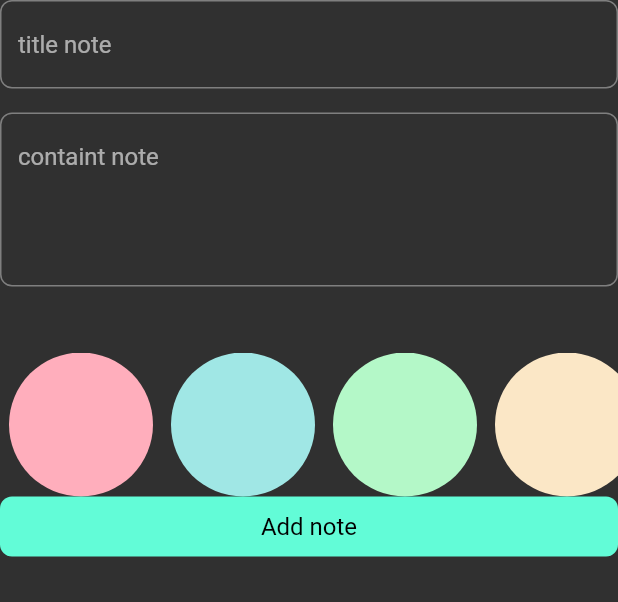
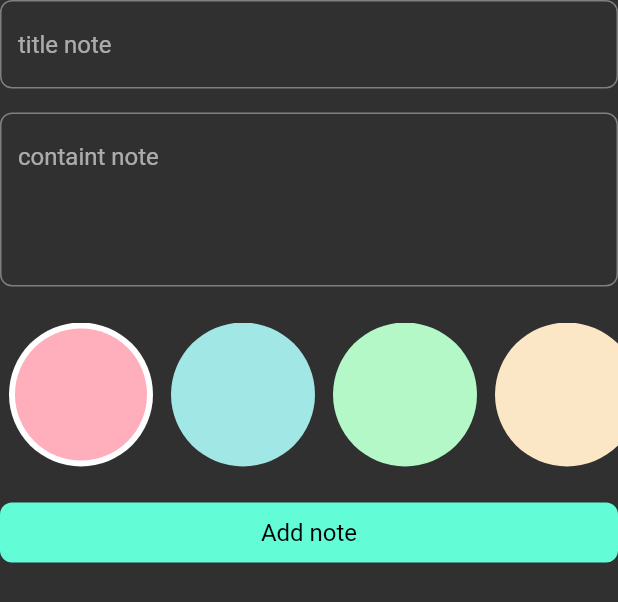
Before and after one commit to MuhammedGhazi/my_notes, a Flutter app: the AddNoteForm widget shown alone on an empty page, opened directly, on a phone screen of 412 x 824 dp. Shown: the top 602 px of the screen. Run offline on Flutter 3.47's test engine with Material 2 defaults, Android fonts, the phone set to English and light mode, and no system bars; our stand-ins replace dartz, flutter_bloc, sqflite; accounts and stored records are empty.

Commit message:
end notes app

```diff
--- a/lib/core/constantes.dart
+++ b/lib/core/constantes.dart
@@ -1,6 +1,6 @@
 import 'package:flutter/material.dart';
 
-const kPrimaryColor = Color(0xff62fcd7);
+const kPrimaryColor2 = Color(0xff62fcd7);
 const kListColors = [
   0xffFFAEBC,
   0xffA0E7E5,
--- a/lib/features/home/data/models/note_model.dart
+++ b/lib/features/home/data/models/note_model.dart
@@ -4,7 +4,7 @@ class NoteModel {
   String title;
   String subtitle;
   final String date;
-  final int color;
+  int color;
 
   NoteModel(
       {required this.title,
--- a/lib/features/home/presentaion/manage/cubits/add_note_cubit/add_note_cubit.dart
+++ b/lib/features/home/presentaion/manage/cubits/add_note_cubit/add_note_cubit.dart
@@ -1,4 +1,5 @@
-import 'package:meta/meta.dart';
+import 'package:flutter/material.dart';
+// import 'package:meta/meta.dart';
 import 'package:flutter_bloc/flutter_bloc.dart';
 import 'package:my_notes/features/home/data/models/note_model.dart';
 import 'package:my_notes/features/home/data/repos/note_repo_empl.dart';
@@ -8,7 +9,7 @@ part 'add_note_state.dart';
 class AddNoteCubit extends Cubit<AddNoteState> {
   AddNoteCubit() : super(AddNoteInitial());
   bool isLoading = false;
-
+  Color color = const Color(0xffA0E7E5);
   addNote(NoteModel noteModel) {
     emit(AddNoteLoading());
     try {
--- a/lib/features/home/presentaion/manage/cubits/update_note/update_note_cubit.dart
+++ b/lib/features/home/presentaion/manage/cubits/update_note/update_note_cubit.dart
@@ -1,5 +1,6 @@
+import 'package:flutter/material.dart';
 import 'package:flutter_bloc/flutter_bloc.dart';
-import 'package:meta/meta.dart';
+
 import 'package:my_notes/features/home/data/models/note_model.dart';
 import 'package:my_notes/features/home/data/repos/note_repo_empl.dart';
 
@@ -7,7 +8,7 @@ part 'update_note_state.dart';
 
 class UpdateNoteCubit extends Cubit<UpdateNoteState> {
   UpdateNoteCubit() : super(UpdateNoteInitial());
-
+  Color color = const Color(0xffA0E7E5);
   updateNote({required NoteModel note, required String oldTitle}) {
     NoteRepoEmpl noteRepoEmpl = NoteRepoEmpl();
     noteRepoEmpl.updateNote(note, oldTitle);
--- a/lib/features/home/presentaion/views/widgets/add_note_form.dart
+++ b/lib/features/home/presentaion/views/widgets/add_note_form.dart
@@ -6,6 +6,7 @@ import 'package:my_notes/features/home/data/models/note_model.dart';
 import 'package:my_notes/features/home/presentaion/manage/cubits/add_note_cubit/add_note_cubit.dart';
 import 'package:my_notes/features/home/presentaion/manage/cubits/notes_cubit/notes_cubit.dart';
 
+import 'color_item.dart';
 import 'custom_button.dart';
 import 'custom_text_field.dart';
 
@@ -46,9 +47,12 @@ class _AddNoteFormState extends State<AddNoteForm> {
             maxline: 4,
           ),
           const SizedBox(
-            height: 44,
+            height: 24,
           ),
-          const SizedBox(height: 48 * 2, child: ListColors()),
+          const SizedBox(height: 48 * 2, child: AddNoteListColors()),
+          const SizedBox(
+            height: 24,
+          ),
           BlocBuilder<AddNoteCubit, AddNoteState>(
             builder: (context, state) {
               return CustomButton(
@@ -63,7 +67,8 @@ class _AddNoteFormState extends State<AddNoteForm> {
                         title: title!,
                         subtitle: subtitle!,
                         date: formatedCurrentDate,
-                        color: Colors.blue.value);
+                        color:
+                            BlocProvider.of<AddNoteCubit>(context).color.value);
                     BlocProvider.of<AddNoteCubit>(context).addNote(noteModel);
                     BlocProvider.of<NotesCubit>(context).getNotes();
                   } else {
@@ -73,45 +78,41 @@ class _AddNoteFormState extends State<AddNoteForm> {
                 },
               );
             },
-          )
+          ),
         ],
       ),
     );
   }
 }
 
-class ListColors extends StatelessWidget {
-  const ListColors({super.key});
+class AddNoteListColors extends StatefulWidget {
+  const AddNoteListColors({super.key});
 
+  @override
+  State<AddNoteListColors> createState() => _AddNoteListColorsState();
+}
+
+class _AddNoteListColorsState extends State<AddNoteListColors> {
+  int courntIndex = 0;
   @override
   Widget build(BuildContext context) {
     return ListView.builder(
       itemCount: 5,
       scrollDirection: Axis.horizontal,
       itemBuilder: (context, index) {
-        return ColorItem(
-          indexColors: index,
+        return GestureDetector(
+          onTap: () {
+            courntIndex = index;
+            BlocProvider.of<AddNoteCubit>(context).color =
+                Color(kListColors[index]);
+            setState(() {});
+          },
+          child: ColorItem(
+            isChacked: courntIndex == index,
+            indexColors: index,
+          ),
         );
       },
     );
   }
 }
-
-class ColorItem extends StatelessWidget {
-  const ColorItem({
-    super.key,
-    required this.indexColors,
-  });
-  final int indexColors;
-
-  @override
-  Widget build(BuildContext context) {
-    return Padding(
-      padding: const EdgeInsets.symmetric(horizontal: 6),
-      child: CircleAvatar(
-        backgroundColor: Color(kListColors[indexColors]),
-        radius: 48,
-      ),
-    );
-  }
-}
--- /dev/null
+++ b/lib/features/home/presentaion/views/widgets/color_item.dart
@@ -0,0 +1,30 @@
+import 'package:flutter/material.dart';
+import 'package:my_notes/core/constantes.dart';
+
+class ColorItem extends StatelessWidget {
+  const ColorItem({
+    super.key,
+    required this.indexColors,
+    required this.isChacked,
+  });
+  final bool isChacked;
+  final int indexColors;
+
+  @override
+  Widget build(BuildContext context) {
+    return Padding(
+      padding: const EdgeInsets.symmetric(horizontal: 6),
+      child: isChacked
+          ? CircleAvatar(
+              backgroundColor: Colors.white,
+              radius: 48,
+              child: CircleAvatar(
+                  backgroundColor: Color(kListColors[indexColors]), radius: 44),
+            )
+          : CircleAvatar(
+              backgroundColor: Color(kListColors[indexColors]),
+              radius: 48,
+            ),
+    );
+  }
+}
--- a/lib/features/home/presentaion/views/widgets/custom_button.dart
+++ b/lib/features/home/presentaion/views/widgets/custom_button.dart
@@ -11,7 +11,7 @@ class CustomButton extends StatelessWidget {
       onTap: onTap,
       child: Container(
         decoration: BoxDecoration(
-            color: kPrimaryColor, borderRadius: BorderRadius.circular(8)),
+            color: kPrimaryColor2, borderRadius: BorderRadius.circular(8)),
         width: MediaQuery.of(context).size.width,
         height: 40,
         child: Center(
```
Also changed, not shown: lib/features/home/presentaion/views/edit_note_view.dart (+48 -2 lines), lib/features/home/presentaion/views/widgets/list_colors.dart (added, +39 -0 lines).
